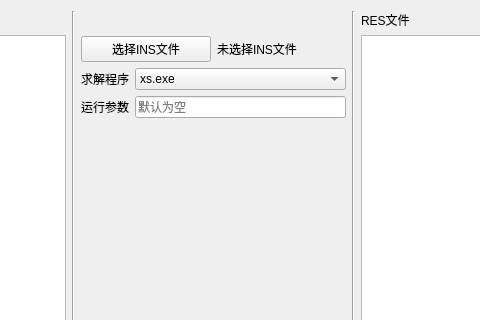
Before: the Qt Designer form crystaltoolgui/qt/tabhklsolver.ui in jingshenSN2/CrystalTool, drawn with Qt 5; both pictures show x 209 to 689 and y 0 to 320 of the 845 by 475 pixel window.
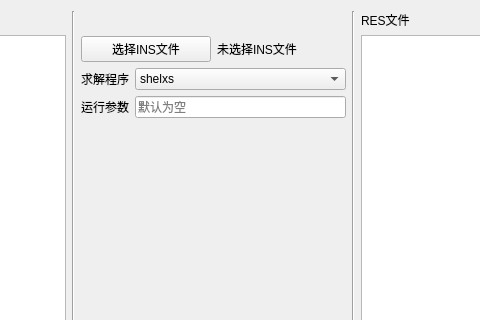
After: the same form once the commit is applied.

```diff
--- a/crystaltoolgui/qt/tabhklsolver.ui
+++ b/crystaltoolgui/qt/tabhklsolver.ui
@@ -100,7 +100,7 @@
                     <widget class="QComboBox" name="cB_solve_program">
                         <item>
                             <property name="text">
-                                <string>xs.exe</string>
+           <string>shelxs</string>
                             </property>
                         </item>
                         <item>
```
Left out of the diff: 2 changed lines with no effect on the pictures. Lines whose indentation alone changed are shown as unchanged.
